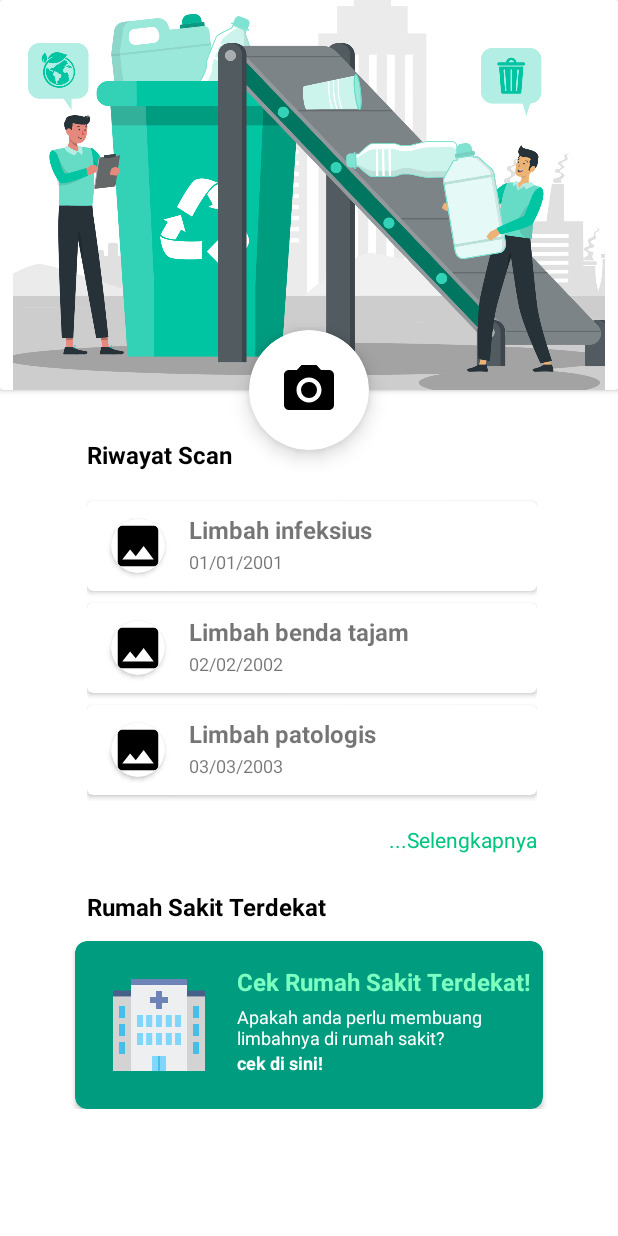
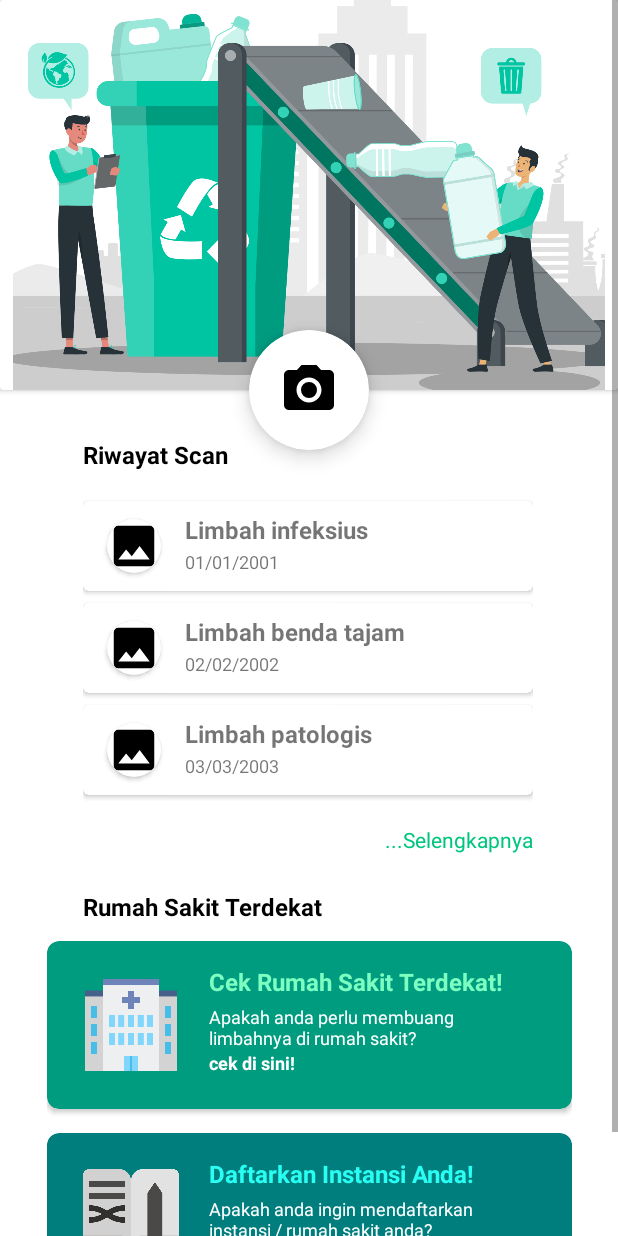
Before and after one commit to agnesaudya/medsafecycle-app, an Android app: the GuestHomeActivity screen opened directly, with no data from a screen before it, on a phone screen of 412 x 824 dp. Run offline under Robolectric (Android 15) with nearby library versions, the phone set to English and light mode, and no system bars.

Commit message:
Finished front-end home

```diff
--- a/app/src/main/res/layout/activity_home.xml
+++ b/app/src/main/res/layout/activity_home.xml
@@ -1,12 +1,15 @@
 <?xml version="1.0" encoding="utf-8"?>
-<androidx.constraintlayout.widget.ConstraintLayout xmlns:android="http://schemas.android.com/apk/res/android"
+
+<ScrollView xmlns:android="http://schemas.android.com/apk/res/android"
     xmlns:app="http://schemas.android.com/apk/res-auto"
     xmlns:tools="http://schemas.android.com/tools"
     android:layout_width="match_parent"
     android:layout_height="match_parent"
     tools:context=".home.guest.GuestHomeActivity">
 
-
+    <androidx.constraintlayout.widget.ConstraintLayout
+        android:layout_width="match_parent"
+        android:layout_height="match_parent">
 
             <!-- Camera Button -->
             <androidx.cardview.widget.CardView
@@ -99,12 +102,10 @@
                 <!-- Redirect Hospital Terdekat -->
                 <androidx.cardview.widget.CardView
                     android:id="@+id/redirect_nearest_hospital"
-                android:layout_width="match_parent"
+                    android:layout_width="350dp"
                     android:layout_height="112dp"
                     android:layout_gravity="center"
-                android:layout_marginStart="16dp"
                     android:layout_marginTop="12dp"
-                android:layout_marginEnd="16dp"
                     app:cardBackgroundColor="@color/darker_teal"
                     app:cardCornerRadius="8dp"
                     app:layout_constraintEnd_toEndOf="parent"
@@ -147,7 +148,7 @@
                             android:layout_width="wrap_content"
                             android:layout_height="wrap_content"
                             android:layout_marginStart="20dp"
-                        android:text="cek di sini!"
+                            android:text="@string/cek_di_sini"
                             android:textColor="@color/white"
                             android:textSize="12sp"
                             android:textStyle="bold"
@@ -159,11 +160,84 @@
                             android:layout_width="64dp"
                             android:layout_height="64dp"
                             android:layout_marginStart="16dp"
+                            android:contentDescription="@string/hospital_logo"
                             android:src="@drawable/hospital_pic"
                             app:layout_constraintBottom_toBottomOf="parent"
                             app:layout_constraintStart_toStartOf="parent"
-                        app:layout_constraintTop_toTopOf="parent"
-                        android:contentDescription="@string/hospital_logo" />
+                            app:layout_constraintTop_toTopOf="parent" />
+
+                    </androidx.constraintlayout.widget.ConstraintLayout>
+
+                </androidx.cardview.widget.CardView>
+
+                <!--TODO : Redirect Daftar Sebagai instansi -->
+                <androidx.cardview.widget.CardView
+                    android:id="@+id/redirect_register"
+                    android:layout_width="350dp"
+                    android:layout_height="112dp"
+                    android:layout_gravity="center"
+                    android:layout_marginTop="16dp"
+                    android:layout_marginBottom="32dp"
+                    app:cardBackgroundColor="@color/darker_blue"
+                    app:cardCornerRadius="8dp"
+                    app:layout_constraintBottom_toBottomOf="parent"
+                    app:layout_constraintEnd_toEndOf="@+id/redirect_nearest_hospital"
+                    app:layout_constraintStart_toStartOf="@+id/redirect_nearest_hospital"
+                    app:layout_constraintTop_toBottomOf="@+id/redirect_nearest_hospital">
+
+                    <androidx.constraintlayout.widget.ConstraintLayout
+                        android:layout_width="match_parent"
+                        android:layout_height="match_parent"
+                        android:padding="8dp">
+
+
+                        <TextView
+                            android:id="@+id/title_redirect_register"
+                            android:layout_width="wrap_content"
+                            android:layout_height="wrap_content"
+                            android:layout_marginStart="20dp"
+                            android:layout_marginTop="8dp"
+                            android:text="@string/daftarkan_instansi_anda"
+                            android:textColor="@color/light_blue"
+                            android:textSize="16sp"
+                            android:textStyle="bold"
+                            app:layout_constraintStart_toEndOf="@+id/register_redirect_img"
+                            app:layout_constraintTop_toTopOf="parent" />
+
+                        <TextView
+                            android:id="@+id/text_redirect_register"
+                            android:layout_width="0dp"
+                            android:layout_height="wrap_content"
+                            android:layout_marginStart="20dp"
+                            android:layout_marginTop="4dp"
+                            android:layout_toEndOf="@id/register_redirect_img"
+                            android:text="@string/apakah_anda_ingin_mendaftarkan_ninstansi_rumah_sakit_anda"
+                            android:textColor="@color/white"
+                            android:textSize="12sp"
+                            app:layout_constraintStart_toEndOf="@+id/register_redirect_img"
+                            app:layout_constraintTop_toBottomOf="@+id/title_redirect_register" />
+
+                        <TextView
+                            android:layout_width="wrap_content"
+                            android:layout_height="wrap_content"
+                            android:layout_marginStart="20dp"
+                            android:text="@string/cek_di_sini"
+                            android:textColor="@color/white"
+                            android:textSize="12sp"
+                            android:textStyle="bold"
+                            app:layout_constraintStart_toEndOf="@+id/register_redirect_img"
+                            app:layout_constraintTop_toBottomOf="@+id/text_redirect_register" />
+
+                        <ImageView
+                            android:id="@+id/register_redirect_img"
+                            android:layout_width="64dp"
+                            android:layout_height="64dp"
+                            android:layout_marginStart="16dp"
+                            android:contentDescription="@string/hospital_logo"
+                            android:src="@drawable/guestbook_pic"
+                            app:layout_constraintBottom_toBottomOf="parent"
+                            app:layout_constraintStart_toStartOf="parent"
+                            app:layout_constraintTop_toTopOf="parent" />
 
                     </androidx.constraintlayout.widget.ConstraintLayout>
 
@@ -190,7 +264,6 @@
 
         </androidx.cardview.widget.CardView>
 
+    </androidx.constraintlayout.widget.ConstraintLayout>
 
-
-
-</androidx.constraintlayout.widget.ConstraintLayout>
+    </ScrollView>
--- a/app/src/main/res/values/colors.xml
+++ b/app/src/main/res/values/colors.xml
@@ -13,4 +13,6 @@
     <color name="light_teal">#00C5AD</color>
     <color name="light_green">#00C57E</color>
     <color name="lighter_green">#7CFFC0</color>
+    <color name="light_blue">#29FFF2</color>
+    <color name="darker_blue">#007E7E</color>
 </resources>
--- a/app/src/main/res/values/strings.xml
+++ b/app/src/main/res/values/strings.xml
@@ -29,6 +29,9 @@
     <string name="tentang_limbah">Tentang Limbah</string>
     <string name="dummy_deskripsi">Limbah benda tajam adalah jenis limbah yang memiliki ujung atau tepi yang tajam atau menusuk. Ini termasuk dalam kategori limbah medis atau kesehatan yang dihasilkan dari aktivitas seperti perawatan kesehatan, pengobatan, atau prosedur medis. Contoh umum limbah benda tajam meliputi jarum suntik, pisau bedah, pecahan kaca, atau alat-alat medis lainnya yang dapat menyebabkan luka atau cedera jika tidak ditangani dengan hati-hati. Penting untuk membuang limbah benda tajam dengan aman untuk mencegah penularan penyakit atau cedera pada orang lain dan pekerja pengelola sampah.</string>
     <string name="selesai">selesai</string>
+    <string name="daftarkan_instansi_anda">Daftarkan Instansi Anda!</string>
+    <string name="cek_di_sini">cek di sini!</string>
+    <string name="apakah_anda_ingin_mendaftarkan_ninstansi_rumah_sakit_anda">Apakah anda ingin mendaftarkan\ninstansi / rumah sakit anda?</string>
 
     <string-array name="type_user">
         <item>Hospital</item>
```
Also changed, not shown: app/src/main/res/drawable/guestbook_pic.png (added). Lines whose indentation alone changed are shown as unchanged.
